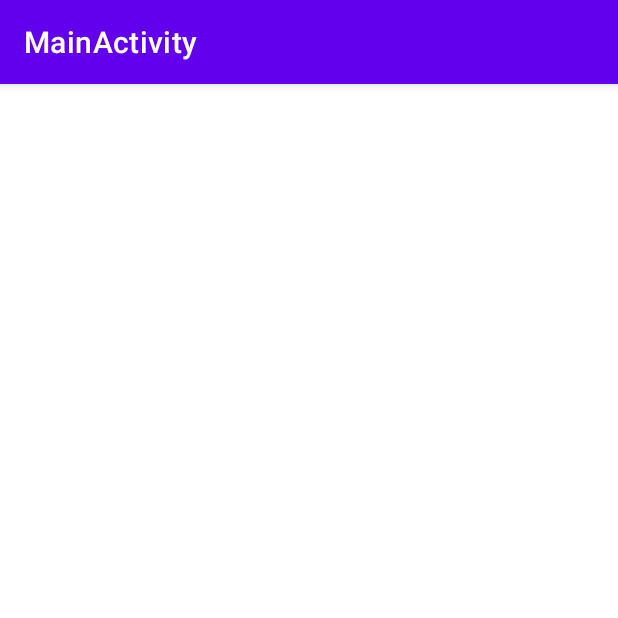
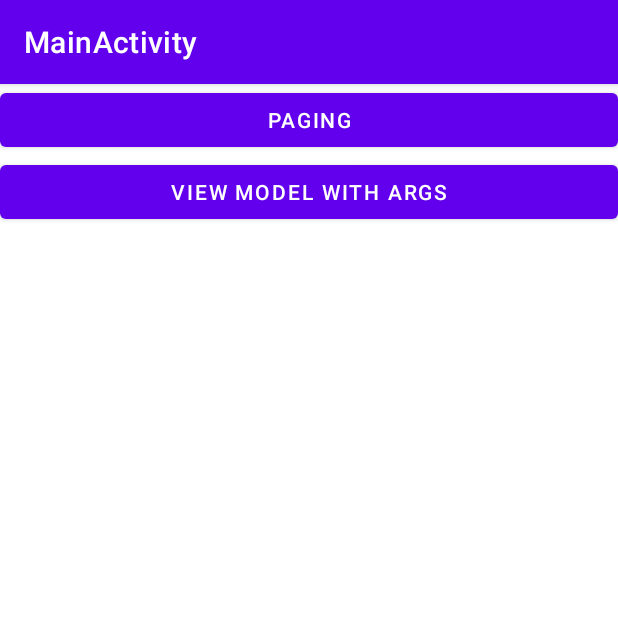
Before and after one commit to tuan-di/Architecture, an Android app: the screen it shows after launch (MainActivity), on a phone screen of 412 x 824 dp, the top half of it. Run offline under Robolectric (Android 15) with nearby library versions, the phone set to English and light mode, and no system bars; our stand-ins replace Dagger/Hilt's generated code, Timber, data binding.

Commit message:
Add home screen

```diff
--- a/app/build.gradle
+++ b/app/build.gradle
@@ -72,6 +72,10 @@ dependencies {
 
     implementation "androidx.lifecycle:lifecycle-livedata-ktx:2.3.1"
 
+    implementation  'com.scwang.smart:refresh-header-classics:2.0.3'
+    implementation  'com.scwang.smart:refresh-layout-kernel:2.0.3'
+
+    implementation  'com.lcodecorex:tkrefreshlayout:1.0.7'
 
     implementation "org.jetbrains.kotlin:kotlin-stdlib:$kotlin_version"
     implementation 'androidx.core:core-ktx:1.3.2'
--- a/app/src/main/java/com/tuandi/architecture/base/BaseFragment.kt
+++ b/app/src/main/java/com/tuandi/architecture/base/BaseFragment.kt
@@ -7,9 +7,11 @@ import androidx.annotation.LayoutRes
 import androidx.databinding.DataBindingUtil
 import androidx.databinding.ViewDataBinding
 import androidx.fragment.app.Fragment
+import androidx.viewbinding.ViewBinding
 import timber.log.Timber
 
-abstract class BaseFragment : Fragment() {
+abstract class BaseFragment constructor(@LayoutRes val contentLayoutId: Int) :
+    Fragment() {
 
     /*
         override fun onCreateView(
@@ -19,7 +21,7 @@ abstract class BaseFragment : Fragment() {
     ): View {
         return binding<FragmentListBinding>(
             inflater,
-            R.layout.fragment_list, container
+             container
         ).apply {
             lifecycleOwner = this@ListFragment
         }.root
@@ -28,9 +30,8 @@ abstract class BaseFragment : Fragment() {
 
     protected inline fun <reified T : ViewDataBinding> binding(
         inflater: LayoutInflater,
-        @LayoutRes resId: Int,
         container: ViewGroup?
-    ): T = DataBindingUtil.inflate(inflater, resId, container, false)
+    ): T = DataBindingUtil.inflate(inflater, contentLayoutId, container, false)
 
     override fun onCreate(savedInstanceState: Bundle?) {
         super.onCreate(savedInstanceState)
--- a/app/src/main/java/com/tuandi/architecture/example/network/api/PokemonApi.kt
+++ b/app/src/main/java/com/tuandi/architecture/example/network/api/PokemonApi.kt
@@ -1,7 +1,9 @@
 package com.tuandi.architecture.example.network.api
 
+import com.tuandi.architecture.example.network.models.PokemonInfo
 import com.tuandi.architecture.example.network.models.PokemonResponse
 import retrofit2.http.GET
+import retrofit2.http.Path
 import retrofit2.http.Query
 
 interface PokemonApi {
@@ -12,6 +14,6 @@ interface PokemonApi {
         @Query("offset") offset: Int = 0
     ): PokemonResponse
 
-//  @GET("pokemon/{name}")
-//  suspend fun fetchPokemonInfo(@Path("name") name: String): ApiResponse<PokemonInfo>
+    @GET("pokemon/{name}")
+    suspend fun fetchPokemonInfo(@Path("name") name: String): PokemonInfo
 }
--- a/app/src/main/java/com/tuandi/architecture/example/repository/MainRepository.kt
+++ b/app/src/main/java/com/tuandi/architecture/example/repository/MainRepository.kt
@@ -34,4 +34,8 @@ class MainRepository @Inject constructor(
     fun fetchPokemonListStream(): Flow<Result<List<Pokemon>>> {
         return searchResults
     }
+
+    suspend fun pokemonInfo(name: String) = safeApiCall(Dispatchers.IO) {
+        pokemonApi.fetchPokemonInfo(name)
+    }
 }
--- /dev/null
+++ b/app/src/main/java/com/tuandi/architecture/example/ui/fragments/home/HomeFragment.kt
@@ -0,0 +1,39 @@
+package com.tuandi.architecture.example.ui.fragments.home
+
+import android.os.Bundle
+import android.view.LayoutInflater
+import android.view.View
+import android.view.ViewGroup
+import androidx.navigation.fragment.findNavController
+import com.tuandi.architecture.R
+import com.tuandi.architecture.base.BaseFragment
+import com.tuandi.architecture.databinding.FragmentHomeBinding
+import dagger.hilt.android.AndroidEntryPoint
+
+
+@AndroidEntryPoint
+class HomeFragment : BaseFragment(R.layout.fragment_home) {
+
+    override fun onCreateView(
+        inflater: LayoutInflater,
+        container: ViewGroup?,
+        savedInstanceState: Bundle?
+    ): View {
+        return binding<FragmentHomeBinding>(
+            inflater,
+            container
+        ).apply {
+            lifecycleOwner = this@HomeFragment
+            btnPaging.setOnClickListener {
+                findNavController().navigate(HomeFragmentDirections.actionHomeFragmentToPagingFragment())
+            }
+            btnVVM.setOnClickListener {
+                findNavController().navigate(HomeFragmentDirections.actionHomeFragmentToListFragment())
+            }
+        }.root
+    }
+
+    override fun onViewCreated(view: View, savedInstanceState: Bundle?) {
+        super.onViewCreated(view, savedInstanceState)
+    }
+}
--- a/app/src/main/java/com/tuandi/architecture/example/ui/fragments/paging/PagingFragment.kt
+++ b/app/src/main/java/com/tuandi/architecture/example/ui/fragments/paging/PagingFragment.kt
@@ -17,7 +17,7 @@ import com.tuandi.architecture.extensions.toast
 import dagger.hilt.android.AndroidEntryPoint
 
 @AndroidEntryPoint
-class PagingFragment : BaseFragment() {
+class PagingFragment : BaseFragment(R.layout.fragment_paging) {
     private val viewModel: PagingViewModel by viewModels()
     private val mAdapter = ReposAdapter()
 
@@ -27,8 +27,7 @@ class PagingFragment : BaseFragment() {
         savedInstanceState: Bundle?
     ): View {
         return binding<FragmentPagingBinding>(
-            inflater,
-            R.layout.fragment_paging, container
+            inflater, container
         ).apply {
             adapter = mAdapter
             val layoutManager = recyclerView.layoutManager as LinearLayoutManager
--- /dev/null
+++ b/app/src/main/res/layout/fragment_home.xml
@@ -0,0 +1,29 @@
+<?xml version="1.0" encoding="utf-8"?>
+<layout xmlns:android="http://schemas.android.com/apk/res/android">
+
+    <data>
+
+    </data>
+
+    <androidx.core.widget.NestedScrollView
+        android:layout_width="match_parent"
+        android:layout_height="match_parent">
+
+        <LinearLayout
+            android:layout_width="match_parent"
+            android:layout_height="wrap_content"
+            android:orientation="vertical">
+
+            <Button
+                android:id="@+id/btnPaging"
+                android:text="Paging"
+                android:layout_width="match_parent"
+                android:layout_height="wrap_content" />
+            <Button
+                android:id="@+id/btnVVM"
+                android:text="View model with args"
+                android:layout_width="match_parent"
+                android:layout_height="wrap_content" />
+        </LinearLayout>
+    </androidx.core.widget.NestedScrollView>
+</layout>
--- a/app/src/main/res/navigation/nav_graph.xml
+++ b/app/src/main/res/navigation/nav_graph.xml
@@ -2,7 +2,7 @@
 <navigation xmlns:android="http://schemas.android.com/apk/res/android"
     xmlns:app="http://schemas.android.com/apk/res-auto"
     android:id="@+id/nav_graph"
-    app:startDestination="@id/pagingFragment">
+    app:startDestination="@id/homeFragment">
 
     <fragment
         android:id="@+id/listFragment"
@@ -24,5 +24,16 @@
         android:id="@+id/pagingFragment"
         android:name="com.tuandi.architecture.example.ui.fragments.paging.PagingFragment"
         android:label="PagingFragment" />
+    <fragment
+        android:id="@+id/homeFragment"
+        android:name="com.tuandi.architecture.example.ui.fragments.home.HomeFragment"
+        android:label="HomeFragment">
+        <action
+            android:id="@+id/action_homeFragment_to_pagingFragment"
+            app:destination="@id/pagingFragment" />
+        <action
+            android:id="@+id/action_homeFragment_to_listFragment"
+            app:destination="@id/listFragment" />
+    </fragment>
 
 </navigation>
```
Also changed, not shown: app/src/main/java/com/tuandi/architecture/example/network/models/PokemonInfo.kt (added, +14 -0 lines), app/src/main/java/com/tuandi/architecture/example/ui/fragments/detail/DetailFragment.kt (+11 -2 lines), app/src/main/java/com/tuandi/architecture/example/ui/fragments/detail/DetailViewModel.kt (+16 -1 lines), app/src/main/java/com/tuandi/architecture/example/ui/fragments/list/ListFragment.kt (+9 -4 lines), app/src/main/java/com/tuandi/architecture/example/ui/fragments/list/MyClassicsHeader.kt (added, +75 -0 lines), app/src/main/java/com/tuandi/architecture/extensions/Ext.kt (added, +18 -0 lines), app/src/main/res/layout/classics_header.xml (added, +54 -0 lines), app/src/main/res/layout/fragment_list.xml (+35 -1 lines).
